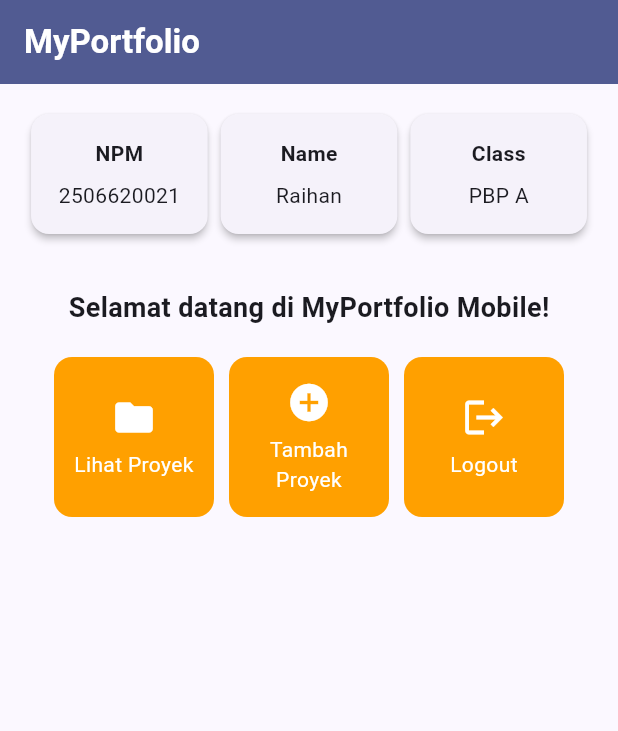
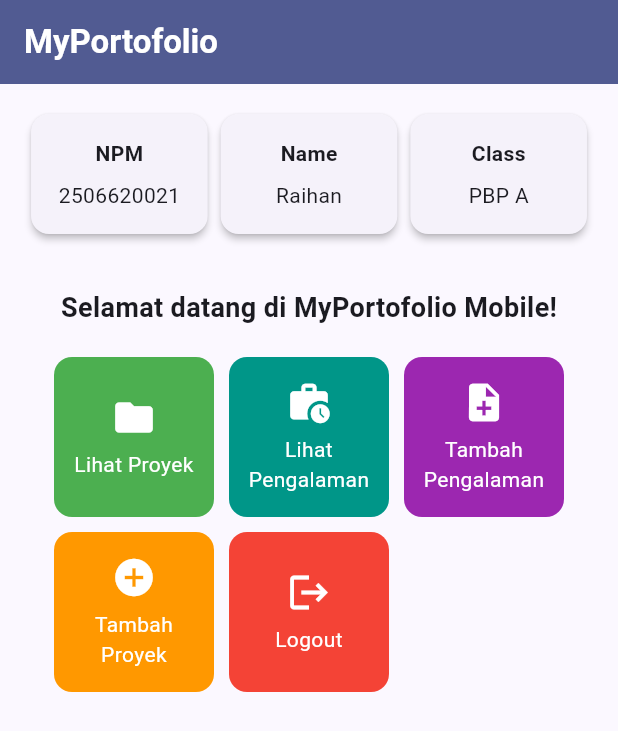
Before and after one commit to RaihannD/myportofolio_mobile, a Flutter app: the screen it shows after launch, on a phone screen of 412 x 824 dp. Shown: the top 731 px of the screen. Run offline on Flutter 3.47's test engine with Material 3 defaults, Android fonts, the phone set to English and light mode, and no system bars.

Commit message:
feat: add colored portfolio action cards

```diff
--- a/lib/menu.dart
+++ b/lib/menu.dart
@@ -8,9 +8,11 @@ class MyHomePage extends StatelessWidget {
   final String kelas = "PBP A";
 
   final List<ItemHomepage> items = [
-    ItemHomepage("Lihat Proyek", Icons.folder),
-    ItemHomepage("Tambah Proyek", Icons.add_circle),
-    ItemHomepage("Logout", Icons.logout),
+    ItemHomepage("Lihat Proyek", Icons.folder, Colors.green),
+    ItemHomepage("Lihat Pengalaman", Icons.work_history, Colors.teal),
+    ItemHomepage("Tambah Pengalaman", Icons.note_add, Colors.purple),
+    ItemHomepage("Tambah Proyek", Icons.add_circle, Colors.orange),
+    ItemHomepage("Logout", Icons.logout, Colors.red),
   ];
 
 
@@ -21,7 +23,7 @@ class MyHomePage extends StatelessWidget {
       // AppBar menampilkan bar bagian atas halaman aplikasi.
       appBar: AppBar(
         title: const Text(
-          'MyPortfolio',
+          'MyPortofolio',
           style: TextStyle(
             color: Colors.white,
             fontWeight: FontWeight.bold,
@@ -54,7 +56,7 @@ class MyHomePage extends StatelessWidget {
                   const Padding(
                     padding: EdgeInsets.only(top: 16.0),
                     child: Text(
-                      'Selamat datang di MyPortfolio Mobile!',
+                      'Selamat datang di MyPortofolio Mobile!',
                       style: TextStyle(
                         fontWeight: FontWeight.bold,
                         fontSize: 18.0,
@@ -120,8 +122,9 @@ class InfoCard extends StatelessWidget {
 class ItemHomepage {
   final String name;
   final IconData icon;
+  final Color color;
 
-  ItemHomepage(this.name, this.icon);
+  ItemHomepage(this.name, this.icon, this.color);
 }
 
 class ItemCard extends StatelessWidget {
@@ -133,7 +136,7 @@ class ItemCard extends StatelessWidget {
   Widget build(BuildContext context) {
     return Material(
       // Menggunakan warna sekunder dari skema tema aplikasi.
-      color: Theme.of(context).colorScheme.secondary,
+      color: item.color,
       borderRadius: BorderRadius.circular(12),
       child: InkWell(
         // Aksi ketika kartu ditekan oleh pengguna.
```
